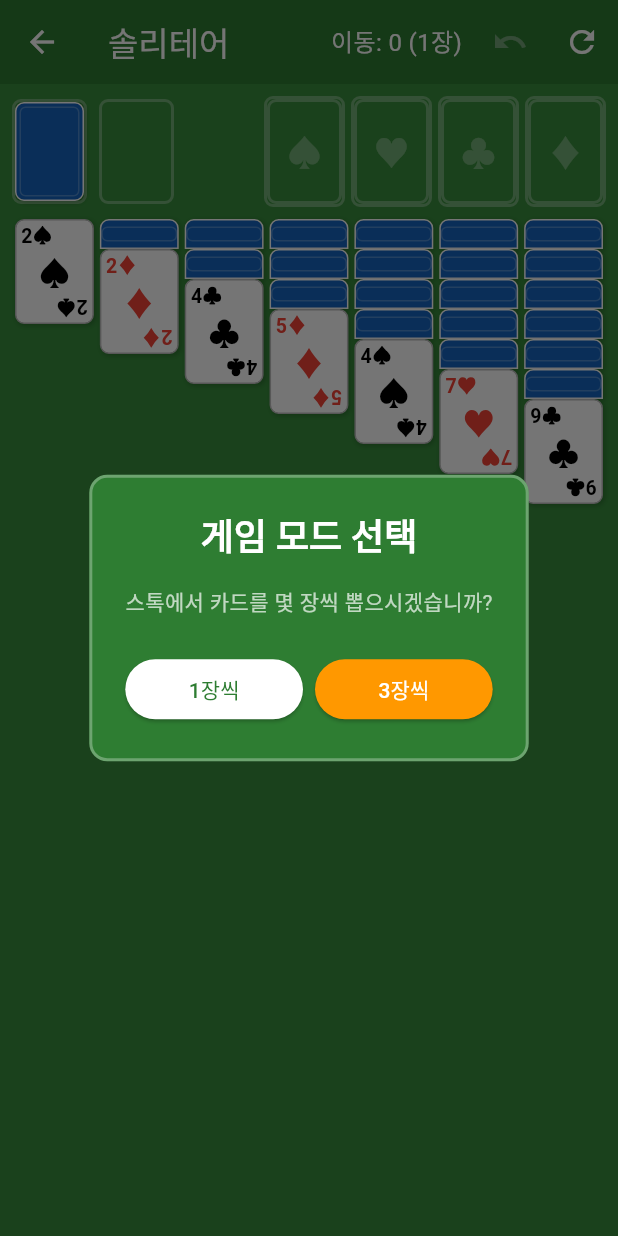
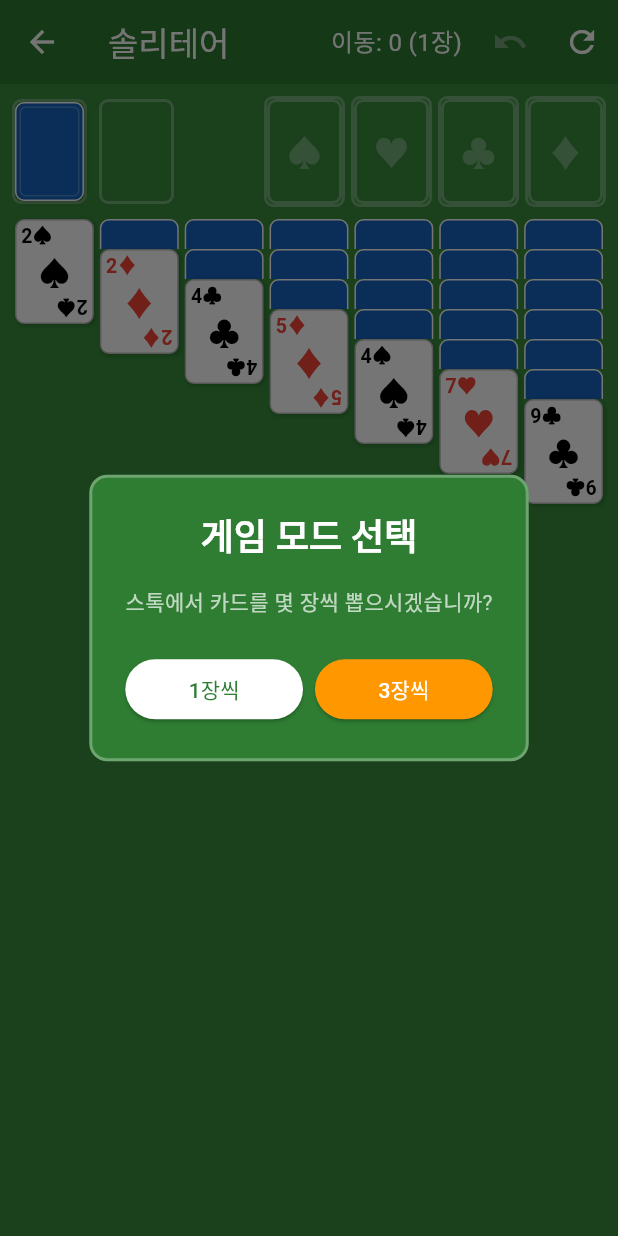
Before and after one commit to mhpark03/games, a Flutter app: the SolitaireScreen screen opened directly, on a phone screen of 412 x 824 dp. Run offline on Flutter 3.47's test engine with Material 3 defaults, Android fonts, the phone set to English and light mode, and no system bars; our stand-ins replace shared_preferences; accounts and stored records are empty.

Commit message:
솔리테어 뒷면 카드 겹침 표시 개선
- showPartial일 때 하단 테두리 제거
- showPartial일 때 내부 장식 라인 제거
- showPartial일 때 그림자 제거
- 카드가 자연스럽게 겹쳐 보이도록 수정

```diff
--- a/lib/games/solitaire/solitaire_screen.dart
+++ b/lib/games/solitaire/solitaire_screen.dart
@@ -1091,8 +1091,16 @@ class _SolitaireScreenState extends State<SolitaireScreen> {
                 topRight: Radius.circular(6),
               )
             : BorderRadius.circular(6),
-        border: Border.all(color: Colors.white, width: 1),
-        boxShadow: [
+        border: showPartial
+            ? const Border(
+                top: BorderSide(color: Colors.white, width: 1),
+                left: BorderSide(color: Colors.white, width: 1),
+                right: BorderSide(color: Colors.white, width: 1),
+              )
+            : Border.all(color: Colors.white, width: 1),
+        boxShadow: showPartial
+            ? null
+            : [
                 BoxShadow(
                   color: Colors.black.withAlpha(51),
                   blurRadius: 2,
@@ -1100,10 +1108,12 @@ class _SolitaireScreenState extends State<SolitaireScreen> {
                 ),
               ],
       ),
-      child: Center(
+      child: showPartial
+          ? null
+          : Center(
               child: Container(
                 width: width - 10,
-          height: showPartial ? 10 : height - 10,
+                height: height - 10,
                 decoration: BoxDecoration(
                   borderRadius: BorderRadius.circular(4),
                   border: Border.all(color: Colors.white24),
```
Lines whose indentation alone changed are shown as unchanged.
